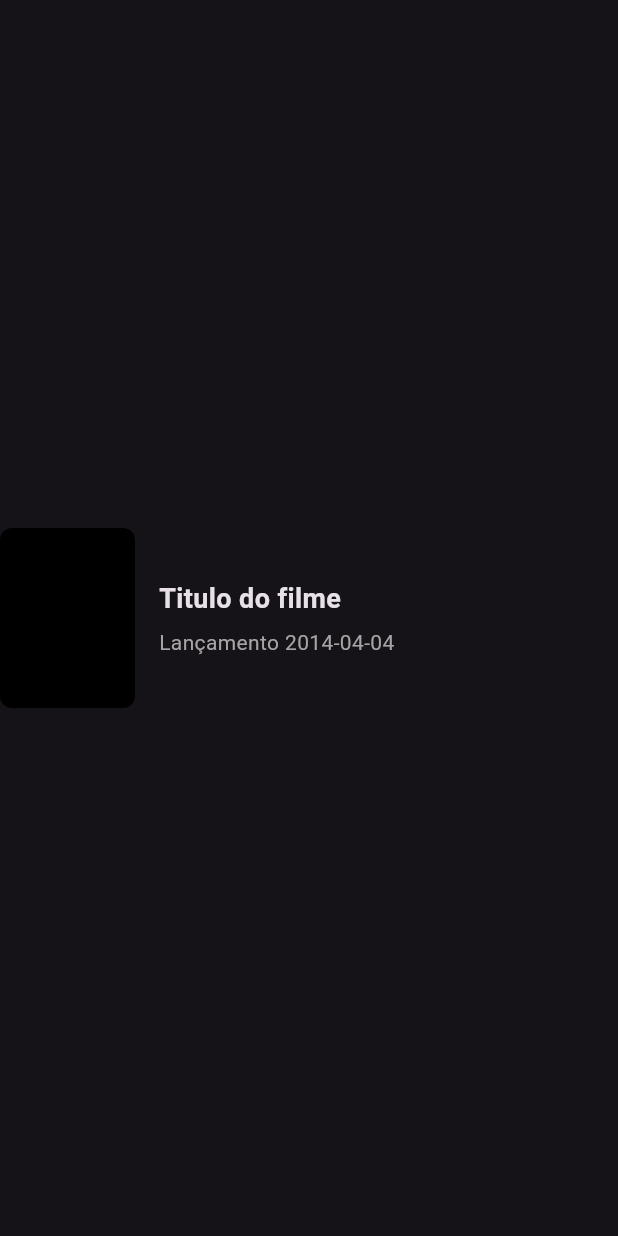
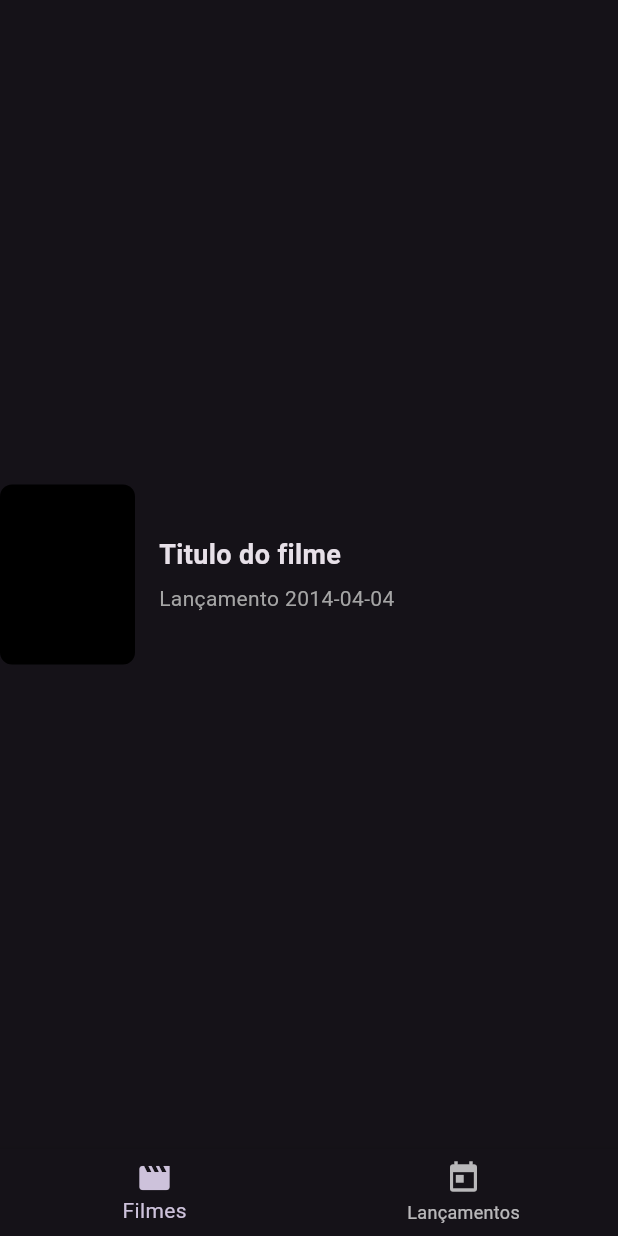
Before and after one commit to felipe-freitas18/cinetopia, a Flutter app: the screen it shows after launch, after a tap on "Quero Começar!", on a phone screen of 412 x 824 dp. Run offline on Flutter 3.47's test engine with Material 3 defaults, Android fonts, the phone set to English and light mode, and no system bars.

Commit message:
feat: implementando menu inferior com bottomnavigatorBar

```diff
--- /dev/null
+++ b/lib/ui/screens/dashboard.dart
@@ -0,0 +1,39 @@
+import 'package:cinetopia/ui/screens/releases.dart';
+import 'package:cinetopia/ui/screens/search_movies.dart';
+import 'package:flutter/material.dart';
+
+class Dashboard extends StatefulWidget {
+  const Dashboard({super.key});
+
+  @override
+  State<Dashboard> createState() => _DashboardState();
+}
+
+class _DashboardState extends State<Dashboard> {
+  int _currentIndex = 0;
+  final List<Widget> _screens = <Widget>[SearchMovies(), Releases()];
+
+  void updateIndex(int index) {
+    setState(() {
+      _currentIndex = index;
+    });
+  }
+
+  @override
+  Widget build(BuildContext context) {
+    return Scaffold(
+      body: _screens.elementAt(_currentIndex),
+      bottomNavigationBar: BottomNavigationBar(
+        onTap: (value) => updateIndex(value),
+        currentIndex: _currentIndex,
+        items: <BottomNavigationBarItem>[
+          BottomNavigationBarItem(icon: Icon(Icons.movie), label: "Filmes"),
+          BottomNavigationBarItem(
+            icon: Icon(Icons.today),
+            label: "Lançamentos",
+          ),
+        ],
+      ),
+    );
+  }
+}
--- a/lib/ui/screens/home_page.dart
+++ b/lib/ui/screens/home_page.dart
@@ -1,5 +1,5 @@
 import 'package:cinetopia/ui/components/buttons.dart';
-import 'package:cinetopia/ui/screens/search_movies.dart';
+import 'package:cinetopia/ui/screens/dashboard.dart';
 import 'package:flutter/material.dart';
 
 class HomePage extends StatelessWidget {
@@ -43,7 +43,7 @@ class HomePage extends StatelessWidget {
                   onTap: () => Navigator.push(
                     context,
                     MaterialPageRoute(
-                      builder: (context) => SearchMovies()
+                      builder: (context) => Dashboard()
                     ),
                   ),
                 ),
--- /dev/null
+++ b/lib/ui/screens/releases.dart
@@ -0,0 +1,10 @@
+import 'package:flutter/material.dart';
+
+class Releases extends StatelessWidget {
+  const Releases({super.key});
+
+  @override
+  Widget build(BuildContext context) {
+    return Center(child: Text("Lançamentos"));
+  }
+}
--- a/lib/ui/screens/search_movies.dart
+++ b/lib/ui/screens/search_movies.dart
@@ -6,10 +6,6 @@ class SearchMovies extends StatelessWidget {
 
   @override
   Widget build(BuildContext context) {
-    return Scaffold(
-      body: Center(
-        child: MovieCard(),
-      ),
-    );
+    return Center(child: MovieCard());
   }
 }
```
